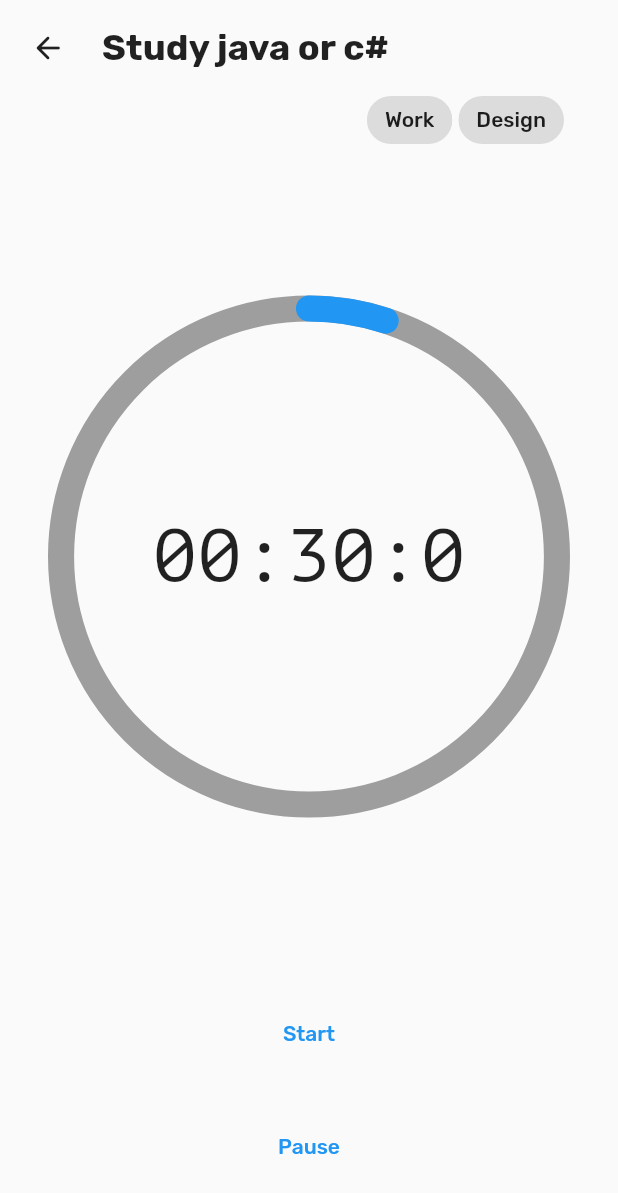
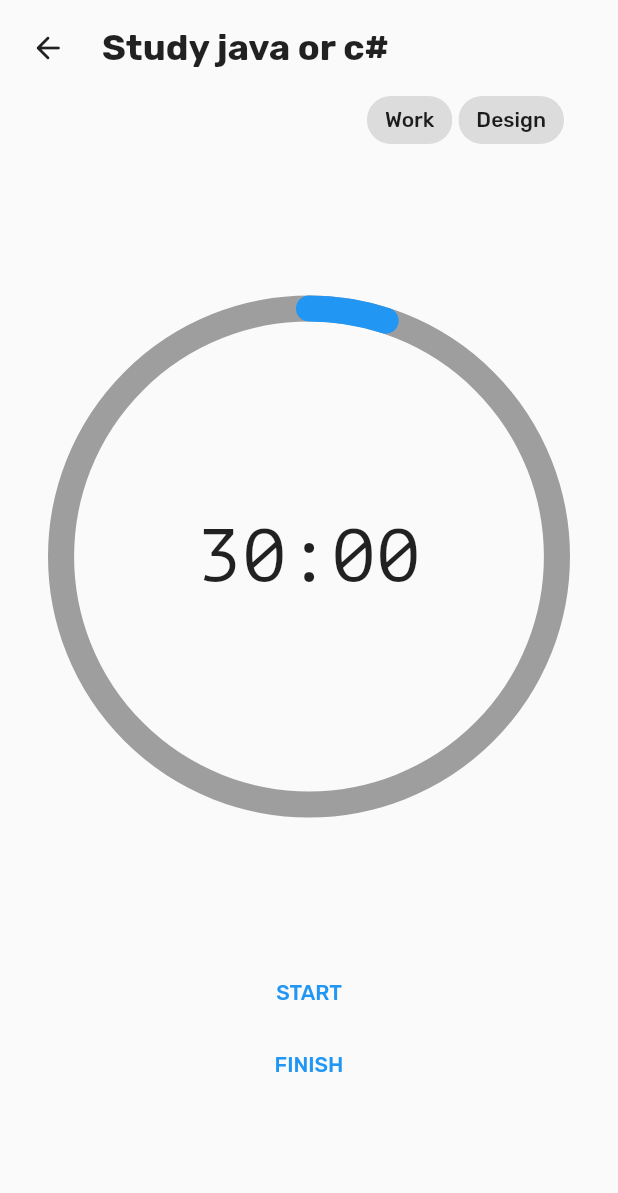
Before and after one commit to LocTr/timee, a Flutter app: the screen it shows after launch, after a tap on "Study java or c#", on a phone screen of 412 x 824 dp. Shown: the top 1193 px of the screen. Run offline on Flutter 3.47's test engine with Material 2 defaults, Android fonts, the phone set to English and light mode, and no system bars; our stand-ins replace bloc, equatable, flutter_bloc.

Commit message:
add control button for timer screen

```diff
--- a/lib/timer/view/timer_page.dart
+++ b/lib/timer/view/timer_page.dart
@@ -12,7 +12,7 @@ class TimerPage extends StatelessWidget {
     return MaterialPageRoute(
         builder: (context) => BlocProvider(
               create: (context) => TimerBloc(
-                ticker: const Ticker(),
+                ticker: Ticker(initialTime: initialTask.timeSpent),
                 task: initialTask,
               ),
               child: const TimerPage(),
--- a/lib/timer/view/timer_view.dart
+++ b/lib/timer/view/timer_view.dart
@@ -1,8 +1,8 @@
 import 'package:flutter/material.dart';
 import 'package:flutter_bloc/flutter_bloc.dart';
-import 'package:timee/overview/view/overview_page.dart';
 import 'package:timee/shared_widget/header.dart';
 import 'package:timee/timer/bloc/timer_bloc.dart';
+import 'package:timee/timer/widgets/control_section.dart';
 import 'package:timee/timer/widgets/timer_text.dart';
 
 import '../widgets/animated_progress_arc.dart';
@@ -91,32 +91,7 @@ class _TimerViewState extends State<TimerView> {
                   ),
                 ),
               ),
-              Expanded(
-                flex: 1,
-                child: Center(
-                  child: Column(
-                    crossAxisAlignment: CrossAxisAlignment.center,
-                    mainAxisAlignment: MainAxisAlignment.spaceEvenly,
-                    children: [
-                      TextButton(
-                        onPressed: () {
-                          controller.start();
-                          context.read<TimerBloc>().add(
-                              TimerStarted(initialTime: currentTask.timeSpent));
-                        },
-                        child: const Text('Start'),
-                      ),
-                      TextButton(
-                        onPressed: () {
-                          controller.pause();
-                          context.read<TimerBloc>().add(const TimerPaused());
-                        },
-                        child: const Text('Pause'),
-                      ),
-                    ],
-                  ),
-                ),
-              ),
+              ControlSection(controller: controller, currentTask: currentTask),
             ],
           ),
         ),
--- a/lib/timer/widgets/animated_progress_arc.dart
+++ b/lib/timer/widgets/animated_progress_arc.dart
@@ -69,4 +69,10 @@ class _AnimatedProgressArcState extends State<AnimatedProgressArc>
       strokeWidth: widget.strokeWidth,
     );
   }
+
+  @override
+  void dispose() {
+    _controller.dispose();
+    super.dispose();
+  }
 }
--- /dev/null
+++ b/lib/timer/widgets/control_section.dart
@@ -0,0 +1,110 @@
+import 'package:flutter/material.dart';
+import 'package:flutter_bloc/flutter_bloc.dart';
+import 'package:timee/overview/models/task.dart';
+import 'package:timee/timer/bloc/timer_bloc.dart';
+
+import 'animated_progress_arc.dart';
+
+class ControlSection extends StatefulWidget {
+  const ControlSection({
+    Key? key,
+    required this.controller,
+    required this.currentTask,
+  }) : super(key: key);
+
+  final AnimatedProgressArcController controller;
+  final Task currentTask;
+
+  @override
+  State<ControlSection> createState() => _ControlSectionState();
+}
+
+class _ControlSectionState extends State<ControlSection> {
+  bool isFinishPopup = false;
+
+  List<Widget> renderFinishOptions() {
+    return [
+      Center(
+          child: Text('FINISH?',
+              style: Theme.of(context)
+                  .textTheme
+                  .titleLarge
+                  ?.copyWith(color: Colors.amber))),
+      const SizedBox(
+        height: 24,
+      ),
+      Row(
+        mainAxisAlignment: MainAxisAlignment.spaceEvenly,
+        children: [
+          IconButton(onPressed: () {}, icon: const Icon(Icons.done_rounded)),
+          IconButton(
+              onPressed: () {
+                setState(() {
+                  isFinishPopup = false;
+                });
+              },
+              icon: const Icon(Icons.close_rounded)),
+        ],
+      ),
+    ];
+  }
+
+  List<Widget> renderControlOptions() {
+    return [
+      BlocBuilder<TimerBloc, TimerState>(
+        builder: (context, state) {
+          if (state is TimerInitial) {
+            return TextButton(
+              onPressed: () {
+                widget.controller.start();
+                context.read<TimerBloc>().add(
+                    TimerStarted(initialTime: widget.currentTask.timeSpent));
+              },
+              child: const Text('START'),
+            );
+          } else if (state is TimerRunPause) {
+            return TextButton(
+              onPressed: () {
+                widget.controller.pause();
+                context.read<TimerBloc>().add(const TimerResumed());
+              },
+              child: const Text('RESUME'),
+            );
+          } else {
+            return TextButton(
+              onPressed: () {
+                widget.controller.pause();
+                context.read<TimerBloc>().add(const TimerPaused());
+              },
+              child: const Text('PAUSE'),
+            );
+          }
+        },
+      ),
+      TextButton(
+        onPressed: () {
+          setState(() {
+            isFinishPopup = true;
+          });
+        },
+        child: const Text('FINISH'),
+      ),
+    ];
+  }
+
+  @override
+  Widget build(BuildContext context) {
+    return Expanded(
+      flex: 1,
+      child: Padding(
+        padding: const EdgeInsets.symmetric(horizontal: 24.0),
+        child: Column(
+          crossAxisAlignment: CrossAxisAlignment.stretch,
+          mainAxisAlignment: MainAxisAlignment.start,
+          children:
+              isFinishPopup ? renderFinishOptions() : renderControlOptions(),
+        ),
+      ),
+    );
+  }
+}
--- a/lib/timer/widgets/timer_text.dart
+++ b/lib/timer/widgets/timer_text.dart
@@ -9,21 +9,18 @@ class TimerText extends StatelessWidget {
 
   @override
   Widget build(BuildContext context) {
-    final hoursStr = (duration / 3600).floor().toString().padLeft(2, '0');
-    final minutesStr = (duration / 60).floor().toString().padLeft(2, '0');
-    final secondsStr = (duration % 60).floor().toString();
-    return Text('$hoursStr:$minutesStr:$secondsStr',
+    return Text(getTimeString(duration),
         style: TextStyle(
           fontFamily: 'PT Mono',
           fontSize: fontSize,
         ));
   }
 
-  String getTimeString() {
+  static String getTimeString(int duration) {
     final hour = (duration / 3600).floor();
     final hourStr = hour == 0 ? '' : '${hour.toString()}:';
-    final minuteStr = (duration / 60).floor().toString().padLeft(2, '0');
-    final secondStr = (duration % 60).floor().toString();
-    return '$hourStr:$minuteStr:$secondStr';
+    final minuteStr = '${(duration / 60).floor().toString().padLeft(2, '0')}:';
+    final secondStr = (duration % 60).floor().toString().padLeft(2, '0');
+    return '$hourStr$minuteStr$secondStr';
   }
 }
--- a/lib/utils/ticker.dart
+++ b/lib/utils/ticker.dart
@@ -1,7 +1,10 @@
 class Ticker {
-  const Ticker();
+  final int initialTime;
+
+  const Ticker({this.initialTime = 0});
 
   Stream<int> tick() {
-    return Stream.periodic(const Duration(seconds: 1), (count) => count);
+    return Stream.periodic(
+        const Duration(seconds: 1), (count) => initialTime + count);
   }
 }
```
